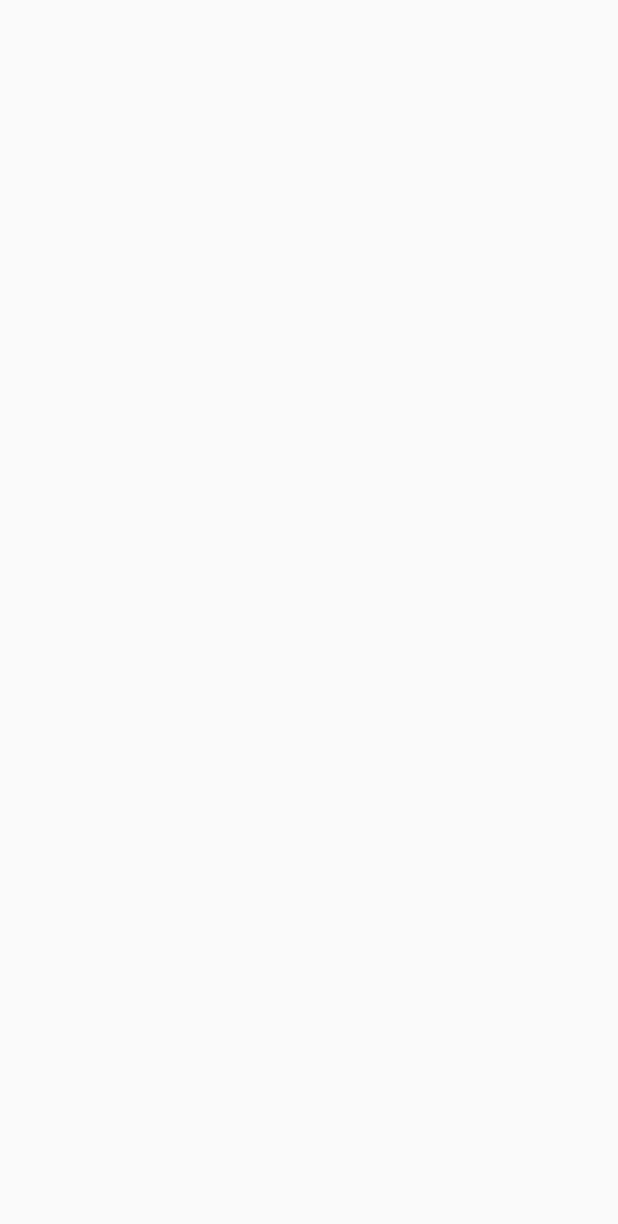
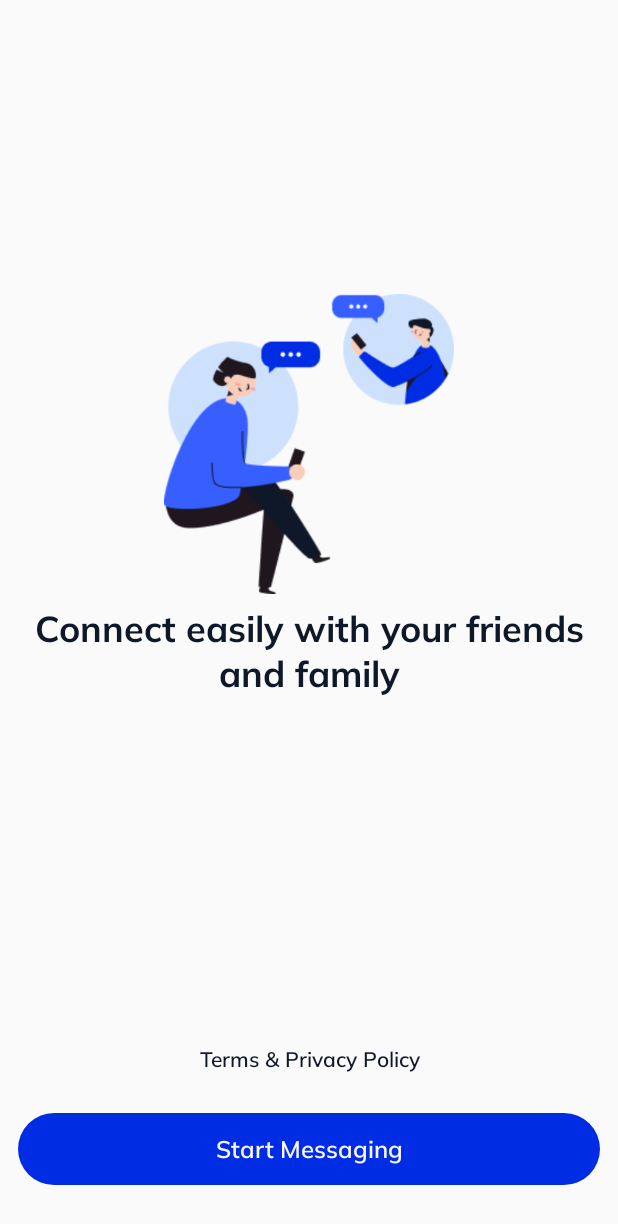
Before and after one commit to jetpack-compose-practice/PYChat, an Android app built with Jetpack Compose: the screen it shows after launch (MainActivity), on a phone screen of 412 x 824 dp. Before the commit the part shown is empty. Shown: the top 1224 px of the screen. Run offline under Robolectric (Android 15) with nearby library versions, the phone set to English and light mode, and no system bars; our stand-ins replace Dagger/Hilt's generated code.

Commit message:
walkthrough page created

```diff
--- a/app/build.gradle.kts
+++ b/app/build.gradle.kts
@@ -42,7 +42,7 @@ android {
         compose = true
     }
     composeOptions {
-        kotlinCompilerExtensionVersion = "1.5.1"
+        kotlinCompilerExtensionVersion = "1.5.10"
     }
     packaging {
         resources {
@@ -71,7 +71,7 @@ dependencies {
 
     ksp("androidx.room:room-compiler:2.6.1")
 
-    implementation("com.google.dagger:hilt-android:2.48")
+    implementation("com.google.dagger:hilt-android:2.49")
     ksp("com.google.dagger:hilt-android-compiler:2.44")
     implementation("androidx.hilt:hilt-navigation-compose:1.2.0")
 }
--- a/app/src/main/java/com/piyushprajpti/pychat/MainActivity.kt
+++ b/app/src/main/java/com/piyushprajpti/pychat/MainActivity.kt
@@ -3,14 +3,7 @@ package com.piyushprajpti.pychat
 import android.os.Bundle
 import androidx.activity.ComponentActivity
 import androidx.activity.compose.setContent
-import androidx.compose.foundation.layout.fillMaxSize
-import androidx.compose.material3.MaterialTheme
-import androidx.compose.material3.Surface
-import androidx.compose.material3.Text
-import androidx.compose.runtime.Composable
-import androidx.compose.ui.Modifier
-import androidx.compose.ui.tooling.preview.Preview
-import com.piyushprajpti.pychat.presentation.auth.LoginScreen
+import com.piyushprajpti.pychat.presentation.auth.WalkthroughScreen
 import com.piyushprajpti.pychat.ui.theme.PYChatTheme
 import dagger.hilt.android.AndroidEntryPoint
 
@@ -19,7 +12,9 @@ class MainActivity : ComponentActivity() {
     override fun onCreate(savedInstanceState: Bundle?) {
         super.onCreate(savedInstanceState)
         setContent {
-            LoginScreen()
+            PYChatTheme {
+                WalkthroughScreen()
+            }
         }
     }
 }
--- /dev/null
+++ b/app/src/main/java/com/piyushprajpti/pychat/presentation/CommonComponents.kt
@@ -0,0 +1,26 @@
+package com.piyushprajpti.pychat.presentation
+
+import androidx.compose.foundation.background
+import androidx.compose.foundation.layout.fillMaxWidth
+import androidx.compose.foundation.layout.padding
+import androidx.compose.foundation.shape.CircleShape
+import androidx.compose.material3.MaterialTheme
+import androidx.compose.material3.Text
+import androidx.compose.material3.TextButton
+import androidx.compose.runtime.Composable
+import androidx.compose.ui.Modifier
+import androidx.compose.ui.tooling.preview.Devices
+import androidx.compose.ui.tooling.preview.Preview
+import androidx.compose.ui.unit.dp
+import com.piyushprajpti.pychat.ui.theme.TextDT
+import com.piyushprajpti.pychat.ui.theme.Typography
+
+val PrimaryMargin = 12.dp
+
+
+
+@Preview(showBackground = true, showSystemUi = true, device = Devices.PIXEL_4)
+@Composable
+fun PreviewWrapper() {
+
+}
--- /dev/null
+++ b/app/src/main/java/com/piyushprajpti/pychat/presentation/auth/AuthComponents.kt
@@ -0,0 +1,65 @@
+package com.piyushprajpti.pychat.presentation.auth
+
+import androidx.compose.foundation.background
+import androidx.compose.foundation.layout.fillMaxWidth
+import androidx.compose.foundation.layout.padding
+import androidx.compose.foundation.shape.CircleShape
+import androidx.compose.material3.MaterialTheme
+import androidx.compose.material3.Text
+import androidx.compose.material3.TextButton
+import androidx.compose.runtime.Composable
+import androidx.compose.ui.Modifier
+import androidx.compose.ui.text.style.TextAlign
+import com.piyushprajpti.pychat.presentation.PrimaryMargin
+import com.piyushprajpti.pychat.ui.theme.TextDT
+import com.piyushprajpti.pychat.ui.theme.Typography
+
+@Composable
+fun PrimaryActionButton(
+    text: String,
+    onClick: () -> Unit
+) {
+    TextButton(
+        onClick = { onClick() },
+        modifier = Modifier
+            .fillMaxWidth()
+            .padding(PrimaryMargin)
+            .background(color = MaterialTheme.colorScheme.primary, shape = CircleShape)
+    ) {
+        Text(
+            text = text,
+            color = TextDT,
+            style = Typography.titleSmall
+        )
+    }
+}
+
+@Composable
+fun ClickableText(
+    text: String,
+    onClick: () -> Unit
+) {
+    TextButton(
+        onClick = { onClick() },
+        modifier = Modifier.fillMaxWidth()
+    ) {
+        Text(
+            text = text,
+            color = MaterialTheme.colorScheme.secondary,
+            style = Typography.bodyLarge,
+            textAlign = TextAlign.Center
+        )
+    }
+}
+
+
+@Composable
+fun NonClickableBoldText(text: String) {
+    Text(
+        text = text,
+        color = MaterialTheme.colorScheme.secondary,
+        style = Typography.headlineSmall,
+        textAlign = TextAlign.Center
+    )
+
+}
--- a/app/src/main/java/com/piyushprajpti/pychat/presentation/auth/LoginScreen.kt
+++ /dev/null
@@ -1,11 +0,0 @@
-package com.piyushprajpti.pychat.presentation.auth
-
-import androidx.compose.runtime.Composable
-import androidx.hilt.navigation.compose.hiltViewModel
-
-@Composable
-fun LoginScreen(
-    viewModel: LoginViewModel = hiltViewModel()
-) {
-    viewModel.login()
-}
--- /dev/null
+++ b/app/src/main/java/com/piyushprajpti/pychat/presentation/auth/WalkthroughScreen.kt
@@ -0,0 +1,76 @@
+package com.piyushprajpti.pychat.presentation.auth
+
+import android.content.res.Configuration
+import androidx.compose.foundation.Image
+import androidx.compose.foundation.isSystemInDarkTheme
+import androidx.compose.foundation.layout.Arrangement
+import androidx.compose.foundation.layout.Column
+import androidx.compose.foundation.layout.Spacer
+import androidx.compose.foundation.layout.fillMaxSize
+import androidx.compose.foundation.layout.fillMaxWidth
+import androidx.compose.foundation.layout.height
+import androidx.compose.foundation.layout.padding
+import androidx.compose.foundation.layout.size
+import androidx.compose.material3.MaterialTheme
+import androidx.compose.material3.Surface
+import androidx.compose.runtime.Composable
+import androidx.compose.ui.Alignment
+import androidx.compose.ui.Modifier
+import androidx.compose.ui.res.painterResource
+import androidx.compose.ui.tooling.preview.Devices
+import androidx.compose.ui.tooling.preview.Preview
+import androidx.compose.ui.unit.dp
+import com.piyushprajpti.pychat.R
+import com.piyushprajpti.pychat.ui.theme.PYChatTheme
+
+@Composable
+fun WalkthroughScreen(
+//    viewModel: LoginViewModel = hiltViewModel()
+) {
+    Column(
+        modifier = Modifier.fillMaxSize()
+    ) {
+        Column(
+            modifier = Modifier
+                .fillMaxWidth()
+                .weight(.8f)
+                .padding(horizontal = 15.dp),
+            verticalArrangement = Arrangement.Center,
+            horizontalAlignment = Alignment.CenterHorizontally
+        ) {
+            Image(
+                painter = painterResource(if (isSystemInDarkTheme()) R.drawable.illustration_dark else R.drawable.illustration_light),
+                contentDescription = "Image",
+                modifier = Modifier.size(200.dp),
+            )
+            Spacer(modifier = Modifier.height(8.dp))
+            NonClickableBoldText(text = "Connect easily with your friends and family")
+        }
+
+        Column(
+            modifier = Modifier
+                .fillMaxWidth()
+                .weight(.2f)
+                .padding(vertical = 15.dp),
+            verticalArrangement = Arrangement.Center
+        ) {
+            ClickableText(text = "Terms & Privacy Policy", onClick = {})
+            PrimaryActionButton(text = "Start Messaging", onClick = {})
+        }
+    }
+}
+
+@Preview(
+    showBackground = true,
+    showSystemUi = true,
+    device = Devices.PIXEL_4,
+    uiMode = Configuration.UI_MODE_NIGHT_YES
+)
+@Composable
+fun PreviewWrapper() {
+    PYChatTheme {
+        Surface(color = MaterialTheme.colorScheme.background) {
+            WalkthroughScreen()
+        }
+    }
+}
--- a/app/src/main/java/com/piyushprajpti/pychat/ui/theme/Color.kt
+++ b/app/src/main/java/com/piyushprajpti/pychat/ui/theme/Color.kt
@@ -2,8 +2,12 @@ package com.piyushprajpti.pychat.ui.theme
 
 import androidx.compose.ui.graphics.Color
 
-val PrimaryBlueLight = Color(0xFF002DE3)
-val PrimaryBlueDark = Color(0xFF375FFF)
+val PrimaryBlueLT = Color(0xFF002DE3)
+val PrimaryBlueDT = Color(0xFF375FFF)
 val PrimaryBlueAction = Color(0xFF001A83)
 
-val PrimaryTextLight = Color(0xFF0F1828)
+val TextLT = Color(0xFF0F1828)
+val TextDT = Color(0xFFF7F7FC)
+
+val BackgroundLT = Color(0xFFFFFFFF)
+val BackgroundDT = Color(0xFF0F1828)
--- a/app/src/main/java/com/piyushprajpti/pychat/ui/theme/Theme.kt
+++ b/app/src/main/java/com/piyushprajpti/pychat/ui/theme/Theme.kt
@@ -16,11 +16,15 @@ import androidx.compose.ui.platform.LocalView
 import androidx.core.view.WindowCompat
 
 private val DarkColorScheme = darkColorScheme(
-
+    primary = PrimaryBlueDT,
+    secondary = TextDT,
+    background = BackgroundDT
 )
 
 private val LightColorScheme = lightColorScheme(
-
+    primary = PrimaryBlueLT,
+    secondary = TextLT,
+    background = BackgroundLT
 )
 
 @Composable
--- a/build.gradle.kts
+++ b/build.gradle.kts
@@ -1,7 +1,7 @@
 // Top-level build file where you can add configuration options common to all sub-projects/modules.
 plugins {
     id("com.android.application") version "8.2.2" apply false
-    id("org.jetbrains.kotlin.android") version "1.9.0" apply false
+    id("org.jetbrains.kotlin.android") version "1.9.22" apply false
     id("com.google.devtools.ksp") version "1.9.22-1.0.17" apply false
     id("com.google.dagger.hilt.android") version "2.50" apply false
 }
```
Also changed, not shown: app/src/main/res/drawable/illustration_dark.png (added), app/src/main/res/drawable/illustration_light.png (added).
